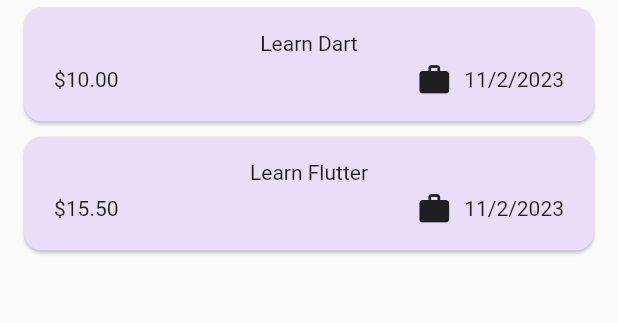
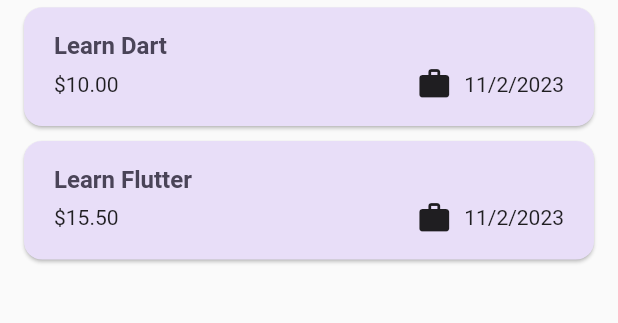
Before and after one commit to hamza5999/Expense-Tracker, a Flutter app: the screen it shows after launch, on a phone screen of 412 x 824 dp, the part 108-431 px from its top. Run offline on Flutter 3.47's test engine with Material 2 defaults, Android fonts, the phone set to English and light mode, and no system bars.

Commit message:
Add and customized text theme using copyWith()

```diff
--- a/lib/widgets/expenses_lists/expense_item.dart
+++ b/lib/widgets/expenses_lists/expense_item.dart
@@ -15,8 +15,12 @@ class ExpenseItem extends StatelessWidget {
           vertical: 16,
         ),
         child: Column(
+          crossAxisAlignment: CrossAxisAlignment.start,
           children: [
-            Text(expense.title),
+            Text(
+              expense.title,
+              style: Theme.of(context).textTheme.bodyLarge,
+            ),
             const SizedBox(height: 4),
             Row(
               children: [
```
Also changed, not shown: lib/main.dart (+17 -0 lines), 1 other file.
